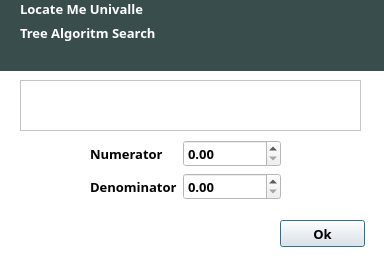
Before: the Qt Designer form Clases/gui/DialogASearchValues.ui in DonAurelio/ia-search-algorithms, drawn with Qt 5.
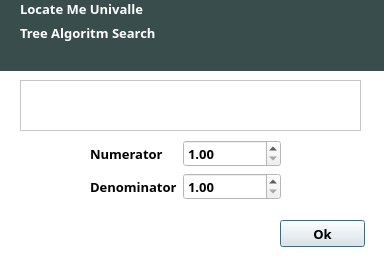
After: the same form once the commit is applied.

The edit to the form file:
```diff
--- a/Clases/gui/DialogASearchValues.ui
+++ b/Clases/gui/DialogASearchValues.ui
@@ -258,7 +258,7 @@
     <string>Ok</string>
    </property>
   </widget>
-  <widget class="QWidget" name="">
+  <widget class="QWidget" name="layoutWidget">
    <property name="geometry">
     <rect>
      <x>90</x>
@@ -276,7 +276,11 @@
      </widget>
     </item>
     <item row="0" column="1">
-     <widget class="QDoubleSpinBox" name="doubleSpinBox"/>
+     <widget class="QDoubleSpinBox" name="doubleSpinBoxNumerator">
+      <property name="minimum">
+       <double>1.000000000000000</double>
+      </property>
+     </widget>
     </item>
     <item row="1" column="0">
      <widget class="QLabel" name="label_2">
@@ -286,7 +290,11 @@
      </widget>
     </item>
     <item row="1" column="1">
-     <widget class="QDoubleSpinBox" name="doubleSpinBox_2"/>
+     <widget class="QDoubleSpinBox" name="doubleSpinBoxDenominator">
+      <property name="minimum">
+       <double>1.000000000000000</double>
+      </property>
+     </widget>
     </item>
    </layout>
   </widget>
```
Left out of the diff: 5 changed lines with no effect on the pictures.
